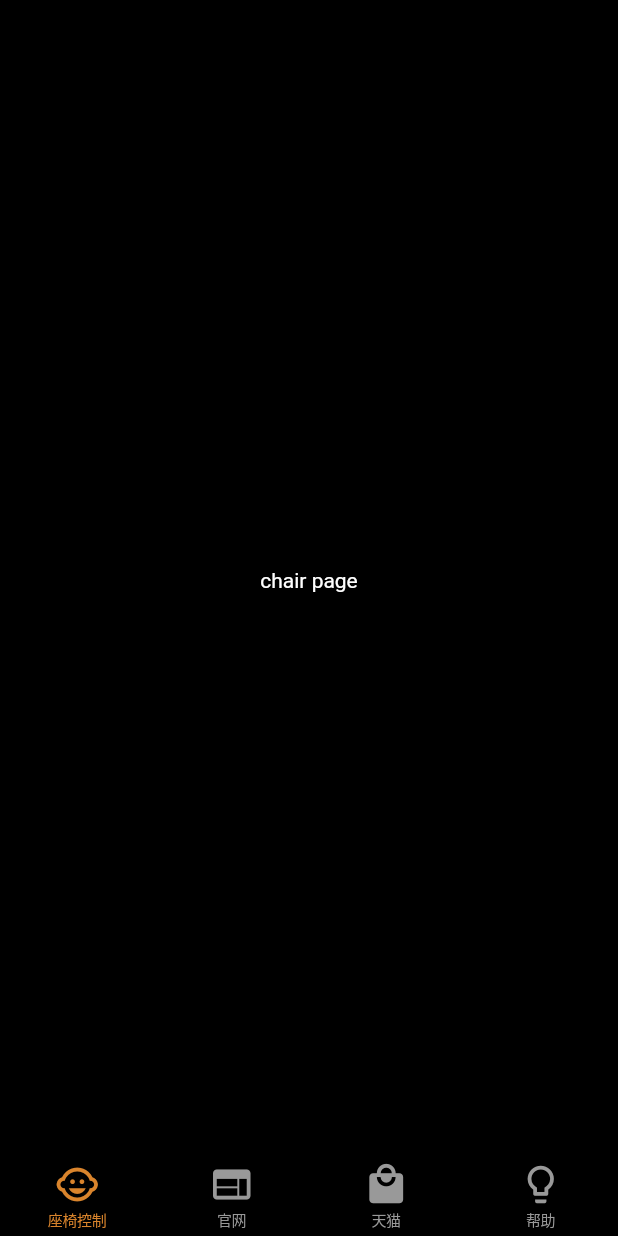
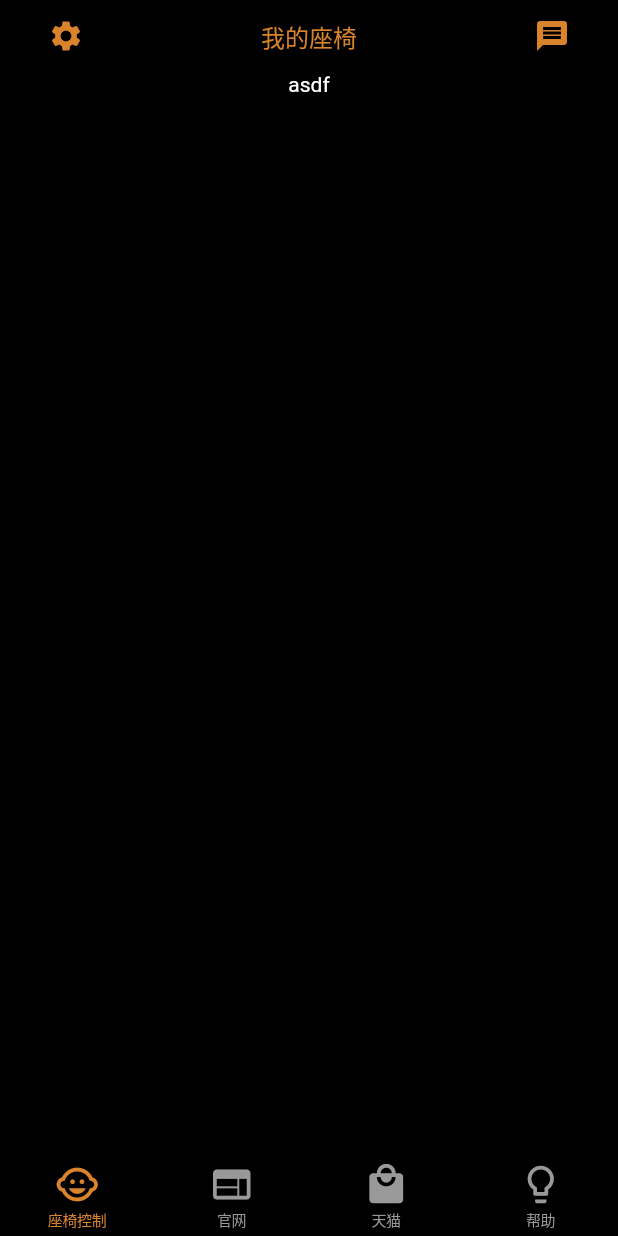
Before and after one commit to btbj/safechair_flutter, a Flutter app: the TabPage screen opened directly, item 2 of the bottom bar chosen, after a tap on "座椅控制", on a phone screen of 412 x 824 dp. Run offline on Flutter 3.47's test engine with Material 2 defaults, Android fonts, the phone set to English and light mode, and no system bars; our stand-ins replace flutter_local_notifications, rxdart; missing offline and left inert: beacons.

Commit message:
添加HeadBar

```diff
--- /dev/null
+++ b/lib/ui_elements/head_bar.dart
@@ -0,0 +1,49 @@
+import 'package:flutter/material.dart';
+
+class HeadBar extends StatelessWidget {
+  final String title;
+  HeadBar({this.title});
+
+  @override
+  Widget build(BuildContext context) {
+    final Color primaryColor = Theme.of(context).primaryColor;
+
+    Widget _buildSettingBtn() {
+      return FlatButton(
+        child: Icon(
+          Icons.settings,
+          color: primaryColor,
+        ),
+        onPressed: () {
+          print('setting');
+        },
+      );
+    }
+
+    Widget _buildMessageBtn() {
+      return FlatButton(
+        child: Icon(
+          Icons.message,
+          color: primaryColor,
+        ),
+        onPressed: () {
+          print('message');
+        },
+      );
+    }
+
+    Widget _buildTitle() {
+      return Text(title, style: TextStyle(color: primaryColor, fontSize: 16));
+    }
+
+    return Row(
+      mainAxisAlignment: MainAxisAlignment.spaceBetween,
+      crossAxisAlignment: CrossAxisAlignment.center,
+      children: <Widget>[
+        _buildSettingBtn(),
+        _buildTitle(),
+        _buildMessageBtn(),
+      ],
+    );
+  }
+}
--- a/lib/views/chair_page/chair_page.dart
+++ b/lib/views/chair_page/chair_page.dart
@@ -1,14 +1,17 @@
 import 'package:flutter/material.dart';
+import 'package:safe_chair/ui_elements/head_bar.dart';
 
 class ChairPage extends StatelessWidget {
   @override
   Widget build(BuildContext context) {
     return Scaffold(
       backgroundColor: Colors.black,
-      body: Center(
-        child: Text(
-          'chair page',
-          style: TextStyle(color: Colors.white),
+      body: SafeArea(
+        child: Column(
+          children: <Widget>[
+            HeadBar(title: '我的座椅'),
+            Text('asdf', style: TextStyle(color: Colors.white)),
+          ],
         ),
       ),
     );
--- a/lib/views/help_page/help_page.dart
+++ b/lib/views/help_page/help_page.dart
@@ -1,16 +1,16 @@
 import 'package:flutter/material.dart';
 import './components/logout_btn.dart';
+import 'package:safe_chair/ui_elements/head_bar.dart';
 
 class HelpPage extends StatelessWidget {
   @override
   Widget build(BuildContext context) {
     return Scaffold(
       backgroundColor: Colors.black,
-      body: Center(
+      body: SafeArea(
         child: Column(
-          mainAxisSize: MainAxisSize.min,
           children: <Widget>[
-            Text('help page'),
+            HeadBar(title: '帮助'),
             LogoutBtn(),
           ],
         ),
--- a/lib/views/root/components/tab_page.dart
+++ b/lib/views/root/components/tab_page.dart
@@ -13,6 +13,15 @@ class TabPage extends StatefulWidget {
 
 class _TabPageState extends State<TabPage> {
   int _tabIndex = 0;
+
+  void _changeTabPage(int index) {
+    if (index == 1 || index == 2) {
+      print(index);
+    }
+    setState(() {
+      _tabIndex = index;
+    });
+  }
 
   @override
   Widget build(BuildContext context) {
@@ -31,17 +40,16 @@ class _TabPageState extends State<TabPage> {
         backgroundColor: Colors.black,
         activeColor: Theme.of(context).primaryColor,
         items: <BottomNavigationBarItem>[
-          BottomNavigationBarItem(icon: Icon(Icons.child_care), title: Text('座椅控制')),
+          BottomNavigationBarItem(
+              icon: Icon(Icons.child_care), title: Text('座椅控制')),
           BottomNavigationBarItem(icon: Icon(Icons.web), title: Text('官网')),
-          BottomNavigationBarItem(icon: Icon(Icons.local_mall), title: Text('天猫')),
-          BottomNavigationBarItem(icon: Icon(Icons.lightbulb_outline), title: Text('帮助')),
+          BottomNavigationBarItem(
+              icon: Icon(Icons.local_mall), title: Text('天猫')),
+          BottomNavigationBarItem(
+              icon: Icon(Icons.lightbulb_outline), title: Text('帮助')),
         ],
         currentIndex: _tabIndex,
-        onTap: (index) {
-          setState(() {
-            _tabIndex = index;
-          });
-        },
+        onTap: _changeTabPage,
       ),
     );
   }
```
